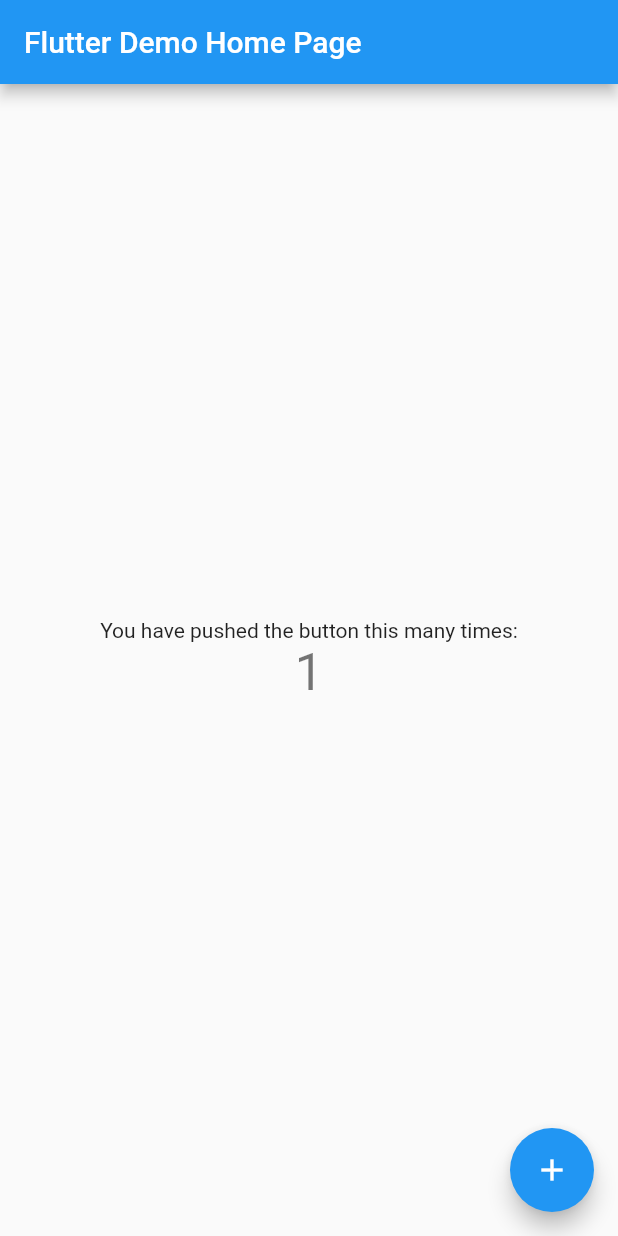
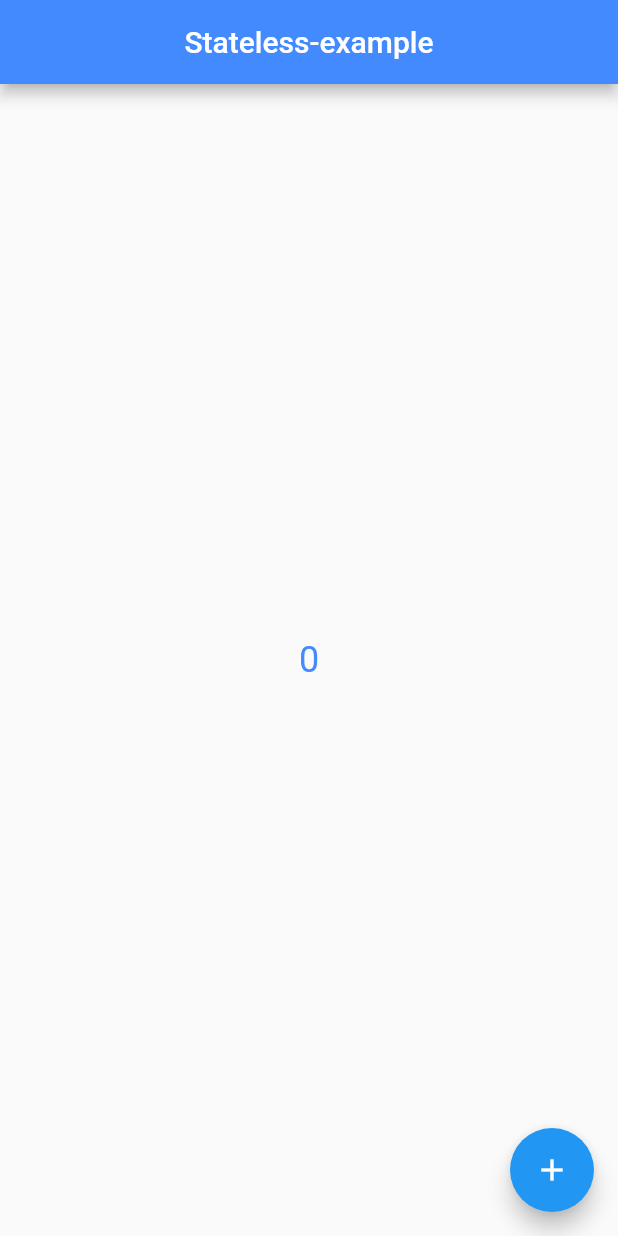
Before and after one commit to Ankita2802/Provider, a Flutter app: the screen it shows after launch, after a tap on the "add" icon, on a phone screen of 412 x 824 dp. Run offline on Flutter 3.47's test engine with Material 2 defaults, Android fonts, the phone set to English and light mode, and no system bars.

Commit message:
commmit all dart files

```diff
--- a/lib/main.dart
+++ b/lib/main.dart
@@ -1,3 +1,4 @@
+import 'package:demoprovider/stateless.dart';
 import 'package:flutter/material.dart';
 
 void main() {
@@ -13,103 +14,9 @@ class MyApp extends StatelessWidget {
     return MaterialApp(
       title: 'Flutter Demo',
       theme: ThemeData(
-        // This is the theme of your application.
-        //
-        // Try running your application with "flutter run". You'll see the
-        // application has a blue toolbar. Then, without quitting the app, try
-        // changing the primarySwatch below to Colors.green and then invoke
-        // "hot reload" (press "r" in the console where you ran "flutter run",
-        // or simply save your changes to "hot reload" in a Flutter IDE).
-        // Notice that the counter didn't reset back to zero; the application
-        // is not restarted.
         primarySwatch: Colors.blue,
       ),
-      home: const MyHomePage(title: 'Flutter Demo Home Page'),
+      home: MyHomePage(),
     );
   }
 }
-
-class MyHomePage extends StatefulWidget {
-  const MyHomePage({super.key, required this.title});
-
-  // This widget is the home page of your application. It is stateful, meaning
-  // that it has a State object (defined below) that contains fields that affect
-  // how it looks.
-
-  // This class is the configuration for the state. It holds the values (in this
-  // case the title) provided by the parent (in this case the App widget) and
-  // used by the build method of the State. Fields in a Widget subclass are
-  // always marked "final".
-
-  final String title;
-
-  @override
-  State<MyHomePage> createState() => _MyHomePageState();
-}
-
-class _MyHomePageState extends State<MyHomePage> {
-  int _counter = 0;
-
-  void _incrementCounter() {
-    setState(() {
-      // This call to setState tells the Flutter framework that something has
-      // changed in this State, which causes it to rerun the build method below
-      // so that the display can reflect the updated values. If we changed
-      // _counter without calling setState(), then the build method would not be
-      // called again, and so nothing would appear to happen.
-      _counter++;
-    });
-  }
-
-  @override
-  Widget build(BuildContext context) {
-    // This method is rerun every time setState is called, for instance as done
-    // by the _incrementCounter method above.
-    //
-    // The Flutter framework has been optimized to make rerunning build methods
-    // fast, so that you can just rebuild anything that needs updating rather
-    // than having to individually change instances of widgets.
-    return Scaffold(
-      appBar: AppBar(
-        // Here we take the value from the MyHomePage object that was created by
-        // the App.build method, and use it to set our appbar title.
-        title: Text(widget.title),
-      ),
-      body: Center(
-        // Center is a layout widget. It takes a single child and positions it
-        // in the middle of the parent.
-        child: Column(
-          // Column is also a layout widget. It takes a list of children and
-          // arranges them vertically. By default, it sizes itself to fit its
-          // children horizontally, and tries to be as tall as its parent.
-          //
-          // Invoke "debug painting" (press "p" in the console, choose the
-          // "Toggle Debug Paint" action from the Flutter Inspector in Android
-          // Studio, or the "Toggle Debug Paint" command in Visual Studio Code)
-          // to see the wireframe for each widget.
-          //
-          // Column has various properties to control how it sizes itself and
-          // how it positions its children. Here we use mainAxisAlignment to
-          // center the children vertically; the main axis here is the vertical
-          // axis because Columns are vertical (the cross axis would be
-          // horizontal).
-          mainAxisAlignment: MainAxisAlignment.center,
-          children: <Widget>[
-            const Text(
-              'You have pushed the button this many times:',
-            ),
-            Text(
-              '$_counter',
-              style: Theme.of(context).textTheme.headline4,
-            ),
-          ],
-        ),
-      ),
-      floatingActionButton: FloatingActionButton(
-        onPressed: _incrementCounter,
-        tooltip: 'Increment',
-        child: const Icon(Icons.add),
-      ), // This trailing comma makes auto-formatting nicer for build methods.
-    );
-  }
-}
--- /dev/null
+++ b/lib/stateless.dart
@@ -0,0 +1,34 @@
+import 'package:flutter/material.dart';
+class MyHomePage extends StatelessWidget {
+  MyHomePage({Key? key}) : super(key: key);
+  int x=0;
+  @override
+  Widget build(BuildContext context) {
+    print("rebuild");
+    return Scaffold(
+      appBar: AppBar(
+        title: Text("Stateless-example"),
+        centerTitle: true,
+        backgroundColor: Colors.blueAccent,
+      ),
+      body: Column(
+        mainAxisAlignment: MainAxisAlignment.center,
+        crossAxisAlignment: CrossAxisAlignment.center,
+        children: [
+           Center(
+             child: Container(
+               child: Text(x.toString(),style: TextStyle(color: Colors.blueAccent,fontSize: 24),),
+             ),
+           )
+        ],
+      ),
+      floatingActionButton: FloatingActionButton(
+        onPressed: (){
+          x++;
+          print(x++);
+        },
+        child: Icon(Icons.add),
+      ),
+    );
+  }
+}
```
Also changed, not shown: lib/stateful_example.dart (added, +41 -0 lines).
